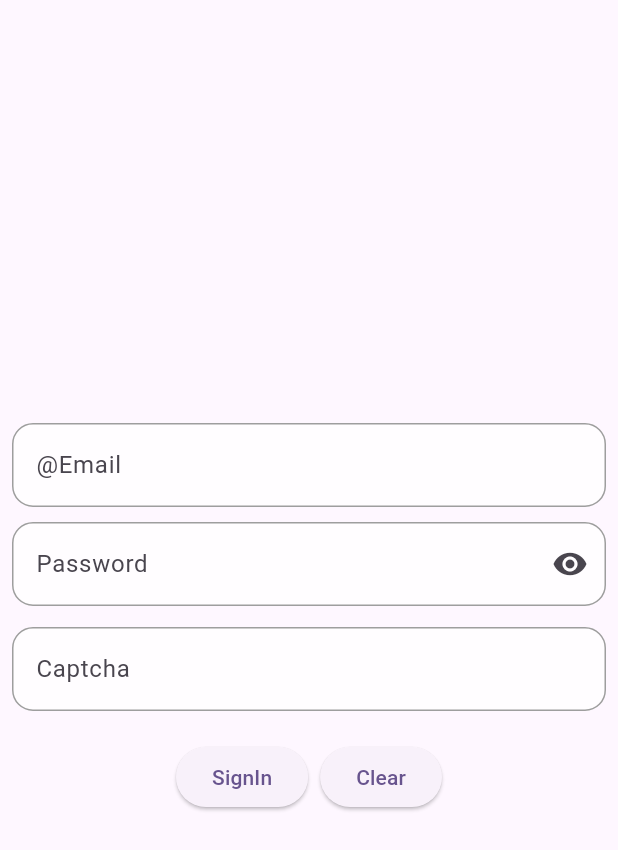
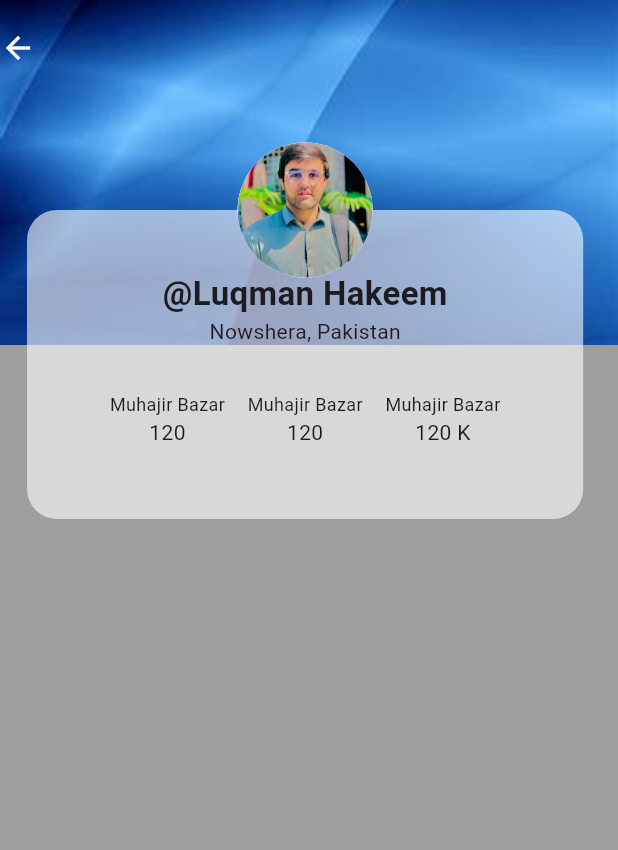
Before and after one commit to Luqmanorakzai/smit_ui_project, a Flutter app: the screen it shows after launch, on a phone screen of 412 x 824 dp. Shown: the top 850 px of the screen. Run offline on Flutter 3.47's test engine with Material 3 defaults, Android fonts, the phone set to English and light mode, and no system bars; our stand-ins replace gap; missing offline and left inert: animated_rating_stars.

Commit message:
stack desgin

```diff
--- a/lib/main.dart
+++ b/lib/main.dart
@@ -1,6 +1,7 @@
 import 'package:flutter/material.dart';
 import 'package:smit_ui_project/screens/media_query_screen.dart';
 import 'package:smit_ui_project/screens/review_testfield_screen.dart';
+import 'package:smit_ui_project/screens/stack_design.dart';
 import 'package:smit_ui_project/screens/text_fields.dart';
 
 void main() {
@@ -20,7 +21,7 @@ class MyApp extends StatelessWidget {
         colorScheme: ColorScheme.fromSeed(seedColor: Colors.deepPurple),
         useMaterial3: true,
       ),
-      home: const TextFieldsScreen(),
+      home: const StackDesginScreen(),
     );
   }
 }
--- a/lib/screens/review_testfield_screen.dart
+++ b/lib/screens/review_testfield_screen.dart
@@ -41,7 +41,8 @@ class ReviewTestField extends StatelessWidget {
                       width: 190,
                       'assets/images/luqman.jpeg',
                       fit: BoxFit.fill,
-                    )),
+                    )
+                ),
                 Gap(14),
                 RichText(
                     text: TextSpan(
--- /dev/null
+++ b/lib/screens/stack_design.dart
@@ -0,0 +1,122 @@
+import 'package:flutter/cupertino.dart';
+import 'package:flutter/material.dart';
+import 'package:flutter/widgets.dart';
+
+class StackDesginScreen extends StatelessWidget {
+  const StackDesginScreen({super.key});
+
+  @override
+  Widget build(BuildContext context) {
+    var screenSize = MediaQuery.of(context).size;
+    return Scaffold(
+        backgroundColor: Colors.grey,
+        // body: Center(
+        //   child: Stack(
+        //
+        //     children: [
+        //       Container(
+        //         height: 180,
+        //         width: 180,
+        //         color: Colors.red,
+        //       ),
+        //
+        //       Container(
+        //         height: 150,
+        //         width: 150,
+        //         color: Colors.cyan,
+        //       ),
+        //       Container(
+        //         height: 100,
+        //         width: 100,
+        //         color: Colors.amber,
+        //       ),
+        //
+        //     ],
+        //   ),
+        // ),
+
+        body: Stack(
+          clipBehavior: Clip.none,
+          children: [
+            Image.asset(
+                width: double.infinity,
+                height: 230,
+                fit: BoxFit.cover,
+                'assets/images/bg1.jpeg'),
+            Padding(
+              padding: const EdgeInsets.only(top: 20),
+              child: Icon(Icons.arrow_back, color: Colors.white),
+            ),
+            Positioned(
+                top: 140,
+                child: Padding(
+                  padding: const EdgeInsets.symmetric(horizontal: 18),
+                  child: Container(
+                    height: screenSize.height * 0.25,
+                    width: screenSize.width * 0.90,
+                    decoration: BoxDecoration(
+                      color: Colors.white60,
+                      borderRadius: BorderRadius.circular(20),
+                    ),
+                    child: Stack(
+                      clipBehavior: Clip.none,
+                      alignment: Alignment.center,
+                      children: [
+                        Positioned(
+                          top: -50,
+                          child: Container(
+                            height: 100,
+                            width: 90,
+                            decoration: BoxDecoration(
+                                color: Colors.white, shape: BoxShape.circle),
+                            child: CircleAvatar(
+                                backgroundImage:
+                                    AssetImage('assets/images/luqman.jpeg')),
+                          ),
+                        ),
+                        const Positioned(
+                          top: 40,
+                          child: Column(
+                            children: [
+                              Text('@Luqman Hakeem',style: TextStyle(fontSize: 22,fontWeight: FontWeight.bold),),
+                              Text('Nowshera, Pakistan'),
+                              SizedBox(height: 30,),
+                              Row(
+                                children: [
+                                  Column(
+                                    children: [
+                                      Text('Muhajir Bazar',style: TextStyle(fontSize: 12),),
+                                      Text('120',style: TextStyle(fontSize: 14),)
+                                    ],
+                                  ),
+                                  SizedBox(width: 15,),
+                                  Column(
+                                    children: [
+                                      Text('Muhajir Bazar',style: TextStyle(fontSize: 12),),
+                                      Text('120',style: TextStyle(fontSize: 14),)
+                                    ],
+
+                                  ),
+                                  SizedBox(width: 15,),
+                                  Column(
+                                    children: [
+                                      Text('Muhajir Bazar',style: TextStyle(fontSize: 12),),
+                                      Text('120 K',style: TextStyle(fontSize: 14),)
+                                    ],
+                                  ),
+                                ],
+                              )
+
+                            ],
+                          ),
+                        )
+                      ],
+                    ),
+                  ),
+                )
+            )
+          ],
+        )
+    );
+  }
+}
```
Also changed, not shown: assets/images/bg1.jpeg (added), assets/images/personIcon.jpg (added).
